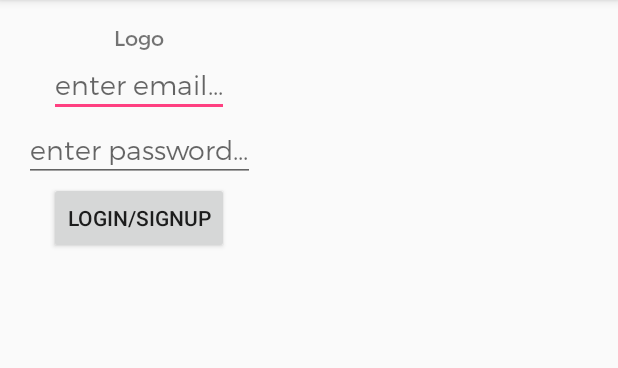
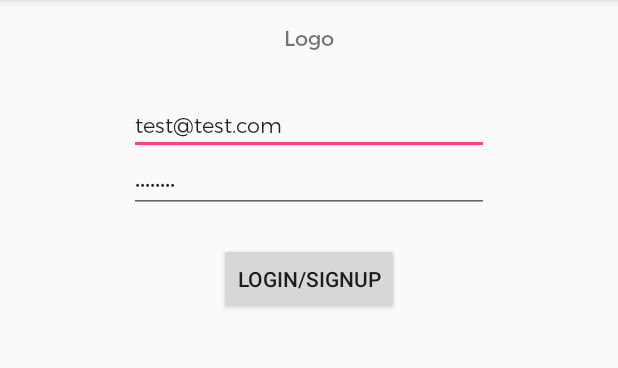
Before and after one commit to eddieberklee/FirebaseAuthenticationTemplate, an Android app: the screen it shows after launch (AuthenticationActivity), on a phone screen of 412 x 824 dp, the part 84-452 px from its top. Run offline under Robolectric (Android 15) with nearby library versions, the phone set to English and light mode, and no system bars; our stand-ins replace ButterKnife; libraries missing offline, so code that uses them is left out: com.compscieddy.eddie_utils, com.firebase.client; 2 statements that could not run were skipped.

```diff
--- a/app/src/main/java/com/compscieddy/firebaseauthtemplate/AuthenticationActivity.java
+++ b/app/src/main/java/com/compscieddy/firebaseauthtemplate/AuthenticationActivity.java
@@ -36,6 +36,8 @@ public class AuthenticationActivity extends BaseActivity {
     setContentView(R.layout.activity_authentication);
     ButterKnife.bind(this);
 
+    mEmail.setText("test@test.com");
+    mPassword.setText("password");
   }
 
   @OnClick(R.id.authentication_button)
--- a/app/src/main/res/layout/activity_authentication.xml
+++ b/app/src/main/res/layout/activity_authentication.xml
@@ -15,27 +15,34 @@
         android:layout_width="wrap_content"
         android:layout_height="wrap_content"
         android:orientation="vertical"
+        android:layout_centerHorizontal="true"
         android:gravity="center_horizontal">
         <com.compscieddy.firebaseauthtemplate.EddieTextView
             android:layout_width="wrap_content"
             android:layout_height="wrap_content"
+            android:layout_marginBottom="30dp"
             android:text="Logo"/>
         <com.compscieddy.firebaseauthtemplate.EddieEditText
             android:id="@+id/email"
-            android:layout_width="wrap_content"
+            android:layout_width="240dp"
             android:layout_height="wrap_content"
+            android:textSize="14sp"
             app:fontface="montserrat_light"
             android:hint="enter email..."/>
         <com.compscieddy.firebaseauthtemplate.EddieEditText
             android:id="@+id/password"
-            android:layout_width="wrap_content"
+            android:layout_width="240dp"
             android:layout_height="wrap_content"
+            android:singleLine="true"
+            android:inputType="textPassword"
+            android:textSize="14sp"
             app:fontface="montserrat_light"
             android:hint="enter password..."/>
         <Button
             android:id="@+id/authentication_button"
             android:layout_width="wrap_content"
             android:layout_height="wrap_content"
+            android:layout_marginTop="20dp"
             android:text="Login/Signup"/>
     </LinearLayout>
 
```
